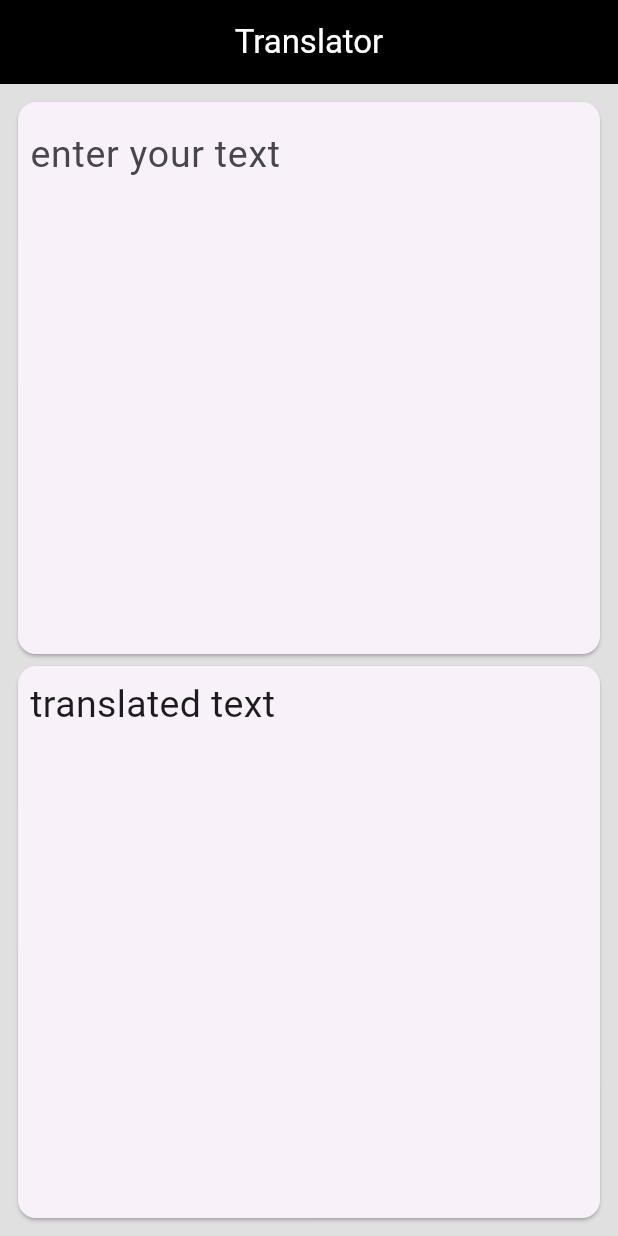
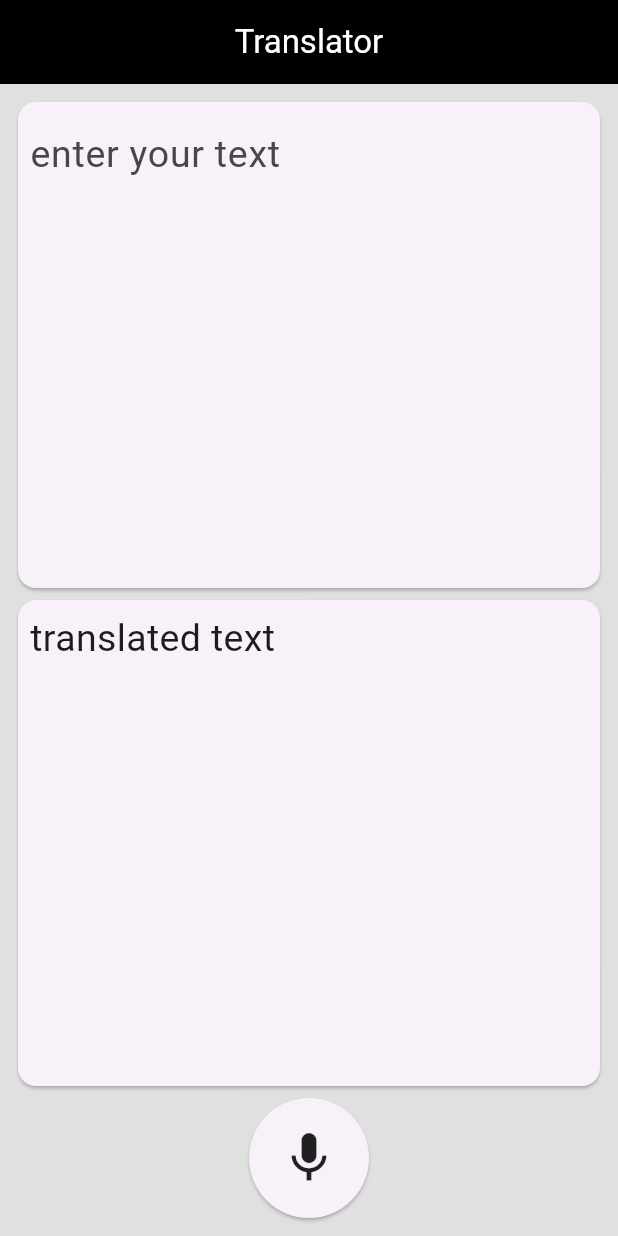
Before and after one commit to alperyun50/translator_app, a Flutter app: the screen it shows after launch, on a phone screen of 412 x 824 dp. Run offline on Flutter 3.47's test engine with Material 3 defaults, Android fonts, the phone set to English and light mode, and no system bars; missing offline and left inert: google_mlkit_translation.

Commit message:
speech button and permissions added

```diff
--- a/lib/main.dart
+++ b/lib/main.dart
@@ -1,3 +1,5 @@
+// ignore_for_file: sized_box_for_whitespace
+
 import 'package:flutter/material.dart';
 import 'package:google_mlkit_translation/google_mlkit_translation.dart';
 
@@ -31,7 +33,6 @@ class MyHomePage extends StatefulWidget {
 }
 
 class _MyHomePageState extends State<MyHomePage> {
-
   late OnDeviceTranslator onDeviceTranslator;
   final modelManager = OnDeviceTranslatorModelManager();
   bool isTranslatorReady = false;
@@ -133,8 +134,23 @@ class _MyHomePageState extends State<MyHomePage> {
                   child: Container(
                     padding: EdgeInsets.all(8),
                     width: MediaQuery.of(context).size.width,
-                    child: Text(resultText, style: TextStyle(fontSize: 25),),
+                    child: Text(resultText, style: TextStyle(fontSize: 25)),
                   ),
+                ),
+              ),
+              Card(
+                child: InkWell(
+                  onTap: (){
+
+                  },
+                  child: Container(
+                    width: 80,
+                    height: 80,
+                    child: Icon(Icons.mic, size: 40),
+                  ),
+                ),
+                shape: RoundedRectangleBorder(
+                  borderRadius: BorderRadius.circular(50),
                 ),
               ),
             ],
--- a/pubspec.yaml
+++ b/pubspec.yaml
@@ -31,6 +31,7 @@ dependencies:
   flutter:
     sdk: flutter
   google_mlkit_translation: ^0.13.0
+  speech_to_text: ^7.2.0
 
   # The following adds the Cupertino Icons font to your application.
   # Use with the CupertinoIcons class for iOS style icons.
```
Also changed, not shown: 2 other files.
